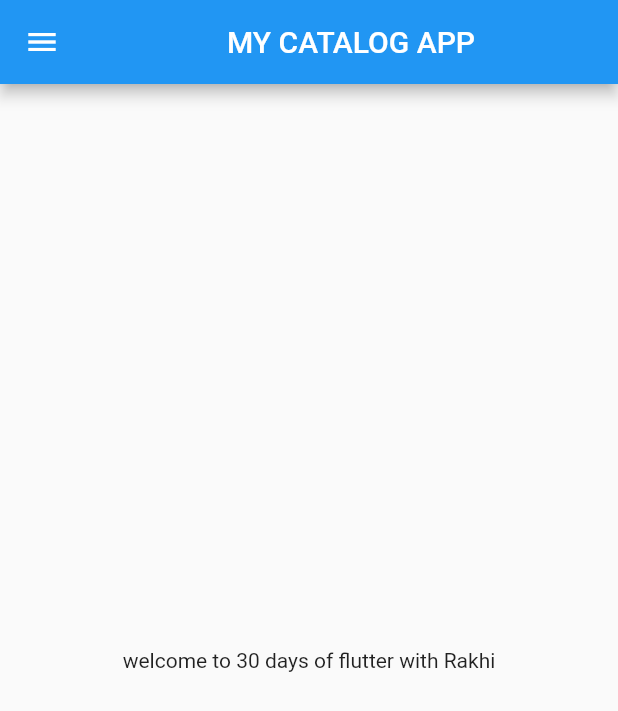
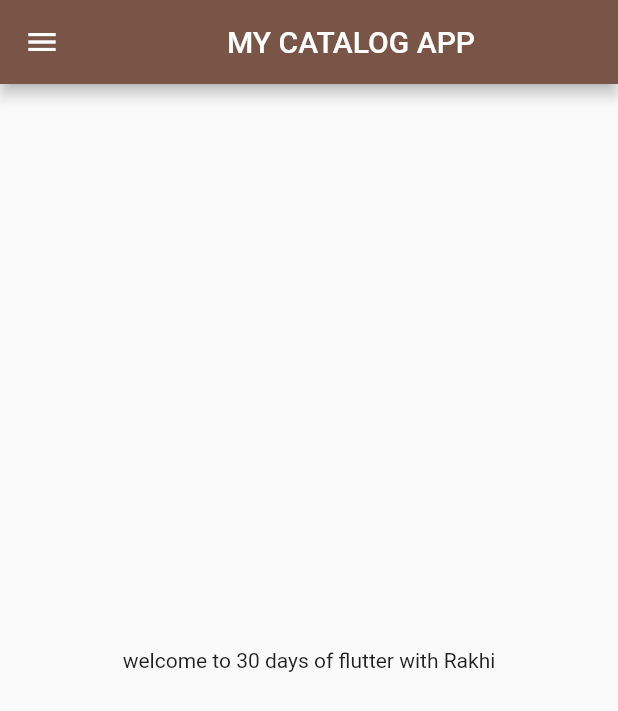
Before and after one commit to rakhigopchandani/my_app, a Flutter app: the screen it shows after launch, on a phone screen of 412 x 824 dp. Shown: the top 711 px of the screen. Run offline on Flutter 3.47's test engine with Material 2 defaults, Android fonts, the phone set to English and light mode, and no system bars.

Commit message:
day 3 compleyed

```diff
--- a/lib/main.dart
+++ b/lib/main.dart
@@ -1,20 +1,32 @@
-// ignore_for_file: prefer_const_constructors, duplicate_ignore, use_key_in_widget_constructors, must_be_immutable
 
 import 'package:flutter/material.dart';
-import 'package:my_app/home_page.dart';
+import 'package:my_app/pages/home_page.dart';
+import 'package:my_app/pages/login_page.dart';
 
 void main() {
   runApp(MyApp());
 }
 
+// ignore: use_key_in_widget_constructors
 class MyApp extends StatelessWidget {
 
 
   @override
   Widget build(BuildContext context) {
     return MaterialApp(
-      // ignore: prefer_const_constructors
-      home: HomePage(),
+      themeMode:ThemeMode.light,
+      theme: ThemeData(
+        primarySwatch: Colors.brown,
+      ),
+      darkTheme: ThemeData(
+        brightness: Brightness.dark,
+      ),
+      initialRoute: "/home",
+      routes: {
+        "/": (context)=> LoginPage(),
+        "/home":(context) => HomePage(),
+        "/login":(context) => LoginPage(),
+      },
     );
   }
 }
```
Also changed, not shown: lib/pages/home_page.dart (renamed from lib/home_page.dart, +5 -3 lines), lib/pages/login_page.dart (added, +25 -0 lines).
